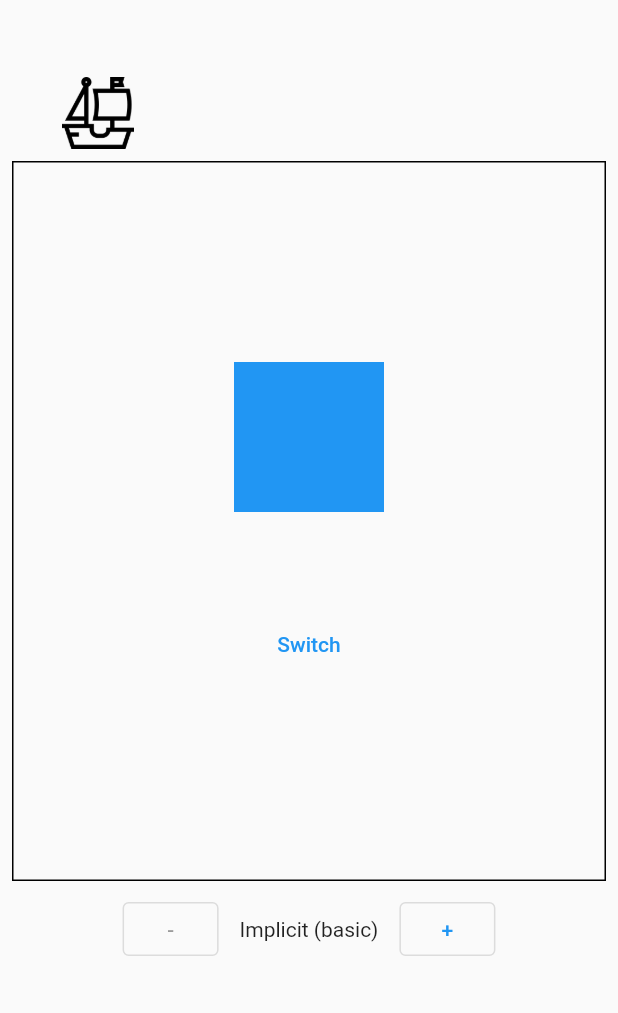
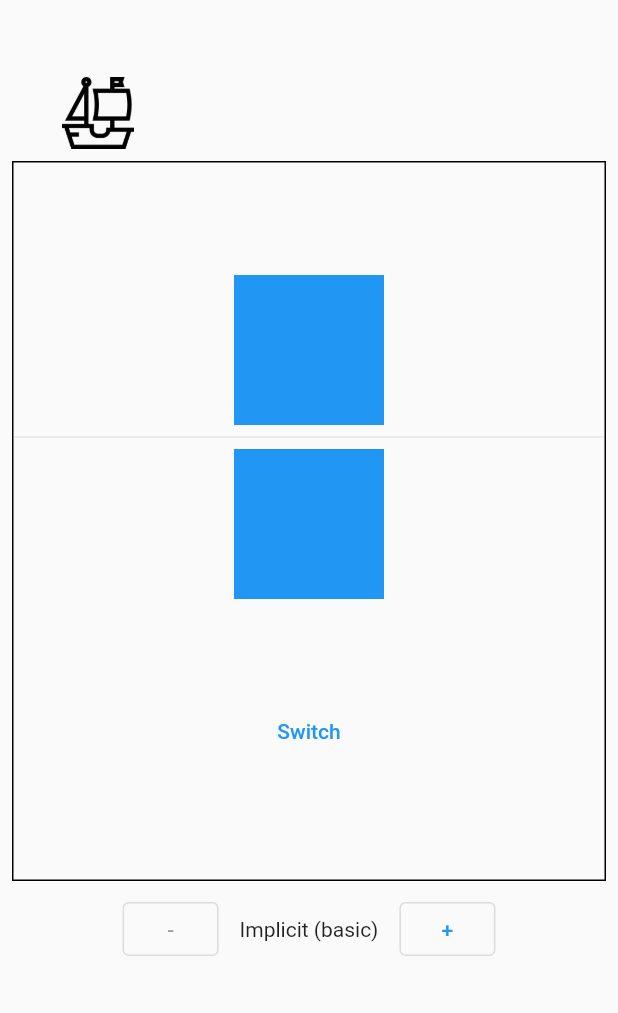
Before and after one commit to anggaaryas/flutter-animation-example, a Flutter app: the screen it shows after launch, on a phone screen of 412 x 824 dp, the part 223-1236 px from its top. Run offline on Flutter 3.47's test engine with Material 2 defaults, Android fonts, the light colour scheme and no system bars; our stand-ins replace google_fonts, lottie, rive; missing offline and left inert: dart:ffi; Roboto replaces fonts that are missing (Indie Flower).

Commit message:
add basic container in basic implicit screen

```diff
--- a/flutter_animation_example/lib/implicit/basic_2.dart
+++ b/flutter_animation_example/lib/implicit/basic_2.dart
@@ -18,6 +18,12 @@ class _ImplicitBasic2State extends State<ImplicitBasicExample2Screen> {
         children: [
           AnimatedContainer(
             duration: Duration(milliseconds: 750),
+            width: width,
+            height: 100,
+            color: Colors.blue,
+          ),
+          Divider(),
+          Container(
             width: width,
             height: 100,
             color: Colors.blue,
```
Also changed, not shown: flutter_animation_example/lib/explicit/basic.dart (+5 -5 lines).
